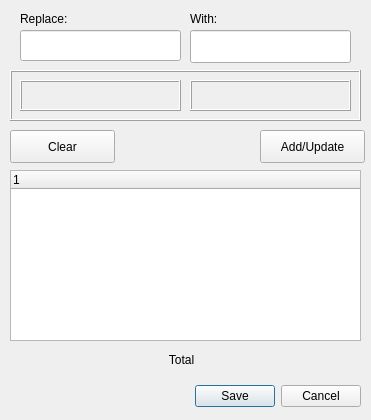
OpenBangla/OpenBangla-Keyboard, file src/frontend/AutoCorrectDialog.ui: the form before one commit.
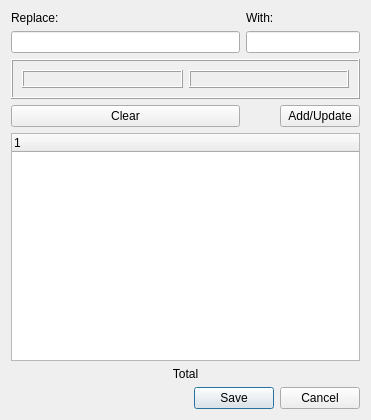
The form after the commit.

Commit message: Code formatted, Fixed layout

Diff of the .ui file:
```diff
--- a/src/frontend/AutoCorrectDialog.ui
+++ b/src/frontend/AutoCorrectDialog.ui
@@ -13,182 +13,121 @@
   <property name="windowTitle">
    <string>Edit Phonetic AutoCorrect entries</string>
   </property>
-  <widget class="QDialogButtonBox" name="buttonBox">
-   <property name="geometry">
-    <rect>
-     <x>20</x>
-     <y>380</y>
-     <width>341</width>
-     <height>32</height>
-    </rect>
-   </property>
-   <property name="orientation">
-    <enum>Qt::Horizontal</enum>
-   </property>
-   <property name="standardButtons">
-    <set>QDialogButtonBox::Cancel|QDialogButtonBox::Save</set>
-   </property>
-  </widget>
-  <widget class="QTreeWidget" name="autoCorrect">
-   <property name="geometry">
-    <rect>
-     <x>10</x>
-     <y>170</y>
-     <width>351</width>
-     <height>171</height>
-    </rect>
-   </property>
-   <column>
-    <property name="text">
-     <string notr="true">1</string>
-    </property>
-   </column>
-  </widget>
-  <widget class="QPushButton" name="btnUpdate">
-   <property name="geometry">
-    <rect>
-     <x>260</x>
-     <y>130</y>
-     <width>105</width>
-     <height>33</height>
-    </rect>
-   </property>
-   <property name="text">
-    <string>Add/Update</string>
-   </property>
-  </widget>
-  <widget class="QFrame" name="frame">
-   <property name="geometry">
-    <rect>
-     <x>10</x>
-     <y>70</y>
-     <width>351</width>
-     <height>51</height>
-    </rect>
-   </property>
-   <property name="accessibleName">
-    <string/>
-   </property>
-   <property name="frameShape">
-    <enum>QFrame::Box</enum>
-   </property>
-   <property name="frameShadow">
-    <enum>QFrame::Raised</enum>
-   </property>
-   <widget class="QLabel" name="lblPreviewR">
-    <property name="geometry">
-     <rect>
-      <x>10</x>
-      <y>10</y>
-      <width>161</width>
-      <height>31</height>
-     </rect>
-    </property>
-    <property name="frameShape">
-     <enum>QFrame::Box</enum>
-    </property>
-    <property name="frameShadow">
-     <enum>QFrame::Raised</enum>
-    </property>
-    <property name="text">
-     <string/>
-    </property>
-   </widget>
-   <widget class="QLabel" name="lblPreviewW">
-    <property name="geometry">
-     <rect>
-      <x>180</x>
-      <y>10</y>
-      <width>161</width>
-      <height>31</height>
-     </rect>
-    </property>
-    <property name="frameShape">
-     <enum>QFrame::Box</enum>
-    </property>
-    <property name="frameShadow">
-     <enum>QFrame::Raised</enum>
-    </property>
-    <property name="text">
-     <string/>
-    </property>
-   </widget>
-  </widget>
-  <widget class="QLabel" name="label">
-   <property name="geometry">
-    <rect>
-     <x>20</x>
-     <y>10</y>
-     <width>67</width>
-     <height>17</height>
-    </rect>
-   </property>
-   <property name="text">
-    <string>Replace:</string>
-   </property>
-  </widget>
-  <widget class="QLineEdit" name="txtReplace">
-   <property name="geometry">
-    <rect>
-     <x>20</x>
-     <y>30</y>
-     <width>161</width>
-     <height>31</height>
-    </rect>
-   </property>
-  </widget>
-  <widget class="QLabel" name="label_2">
-   <property name="geometry">
-    <rect>
-     <x>190</x>
-     <y>10</y>
-     <width>41</width>
-     <height>17</height>
-    </rect>
-   </property>
-   <property name="text">
-    <string>With:</string>
-   </property>
-  </widget>
-  <widget class="QLineEdit" name="txtWith">
-   <property name="geometry">
-    <rect>
-     <x>190</x>
-     <y>30</y>
-     <width>161</width>
-     <height>33</height>
-    </rect>
-   </property>
-  </widget>
-  <widget class="QLabel" name="lblEntries">
-   <property name="geometry">
-    <rect>
-     <x>6</x>
-     <y>350</y>
-     <width>351</width>
-     <height>20</height>
-    </rect>
-   </property>
-   <property name="text">
-    <string>Total</string>
-   </property>
-   <property name="alignment">
-    <set>Qt::AlignCenter</set>
-   </property>
-  </widget>
-  <widget class="QPushButton" name="btnClear">
-   <property name="geometry">
-    <rect>
-     <x>10</x>
-     <y>130</y>
-     <width>105</width>
-     <height>33</height>
-    </rect>
-   </property>
-   <property name="text">
-    <string>Clear</string>
-   </property>
-  </widget>
+  <layout class="QGridLayout" name="gridLayout">
+   <item row="0" column="0">
+    <widget class="QLabel" name="label">
+     <property name="text">
+      <string>Replace:</string>
+     </property>
+    </widget>
+   </item>
+   <item row="0" column="1">
+    <widget class="QLabel" name="label_2">
+     <property name="text">
+      <string>With:</string>
+     </property>
+    </widget>
+   </item>
+   <item row="1" column="0">
+    <widget class="QLineEdit" name="txtReplace"/>
+   </item>
+   <item row="1" column="1" colspan="2">
+    <widget class="QLineEdit" name="txtWith"/>
+   </item>
+   <item row="2" column="0" colspan="3">
+    <widget class="QFrame" name="frame">
+     <property name="accessibleName">
+      <string/>
+     </property>
+     <property name="frameShape">
+      <enum>QFrame::Box</enum>
+     </property>
+     <property name="frameShadow">
+      <enum>QFrame::Raised</enum>
+     </property>
+     <layout class="QHBoxLayout" name="horizontalLayout">
+      <property name="spacing">
+       <number>6</number>
+      </property>
+      <property name="topMargin">
+       <number>9</number>
+      </property>
+      <property name="bottomMargin">
+       <number>9</number>
+      </property>
+      <item>
+       <widget class="QLabel" name="lblPreviewR">
+        <property name="frameShape">
+         <enum>QFrame::Box</enum>
+        </property>
+        <property name="frameShadow">
+         <enum>QFrame::Raised</enum>
+        </property>
+        <property name="text">
+         <string/>
+        </property>
+       </widget>
+      </item>
+      <item>
+       <widget class="QLabel" name="lblPreviewW">
+        <property name="frameShape">
+         <enum>QFrame::Box</enum>
+        </property>
+        <property name="frameShadow">
+         <enum>QFrame::Raised</enum>
+        </property>
+        <property name="text">
+         <string/>
+        </property>
+       </widget>
+      </item>
+     </layout>
+    </widget>
+   </item>
+   <item row="3" column="0">
+    <widget class="QPushButton" name="btnClear">
+     <property name="text">
+      <string>Clear</string>
+     </property>
+    </widget>
+   </item>
+   <item row="3" column="2">
+    <widget class="QPushButton" name="btnUpdate">
+     <property name="text">
+      <string>Add/Update</string>
+     </property>
+    </widget>
+   </item>
+   <item row="4" column="0" colspan="3">
+    <widget class="QTreeWidget" name="autoCorrect">
+     <column>
+      <property name="text">
+       <string notr="true">1</string>
+      </property>
+     </column>
+    </widget>
+   </item>
+   <item row="5" column="0" colspan="3">
+    <widget class="QLabel" name="lblEntries">
+     <property name="text">
+      <string>Total</string>
+     </property>
+     <property name="alignment">
+      <set>Qt::AlignCenter</set>
+     </property>
+    </widget>
+   </item>
+   <item row="6" column="0" colspan="3">
+    <widget class="QDialogButtonBox" name="buttonBox">
+     <property name="orientation">
+      <enum>Qt::Horizontal</enum>
+     </property>
+     <property name="standardButtons">
+      <set>QDialogButtonBox::Cancel|QDialogButtonBox::Save</set>
+     </property>
+    </widget>
+   </item>
+  </layout>
  </widget>
  <resources/>
  <connections>
```
The commit also changes 81 other files.
